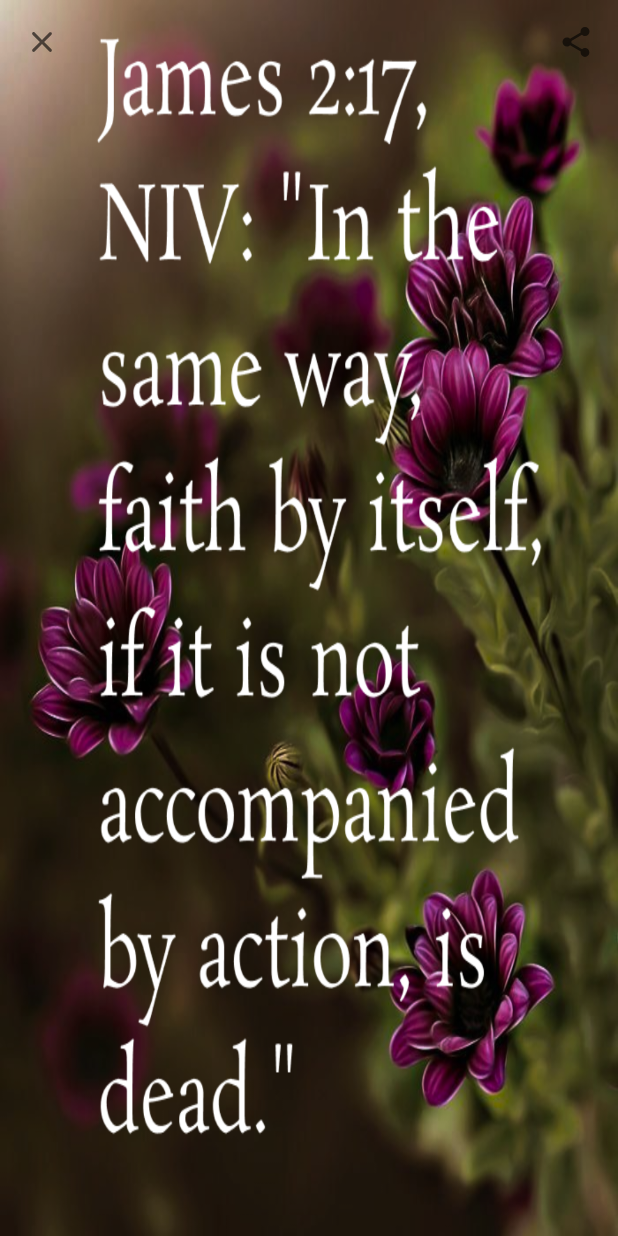
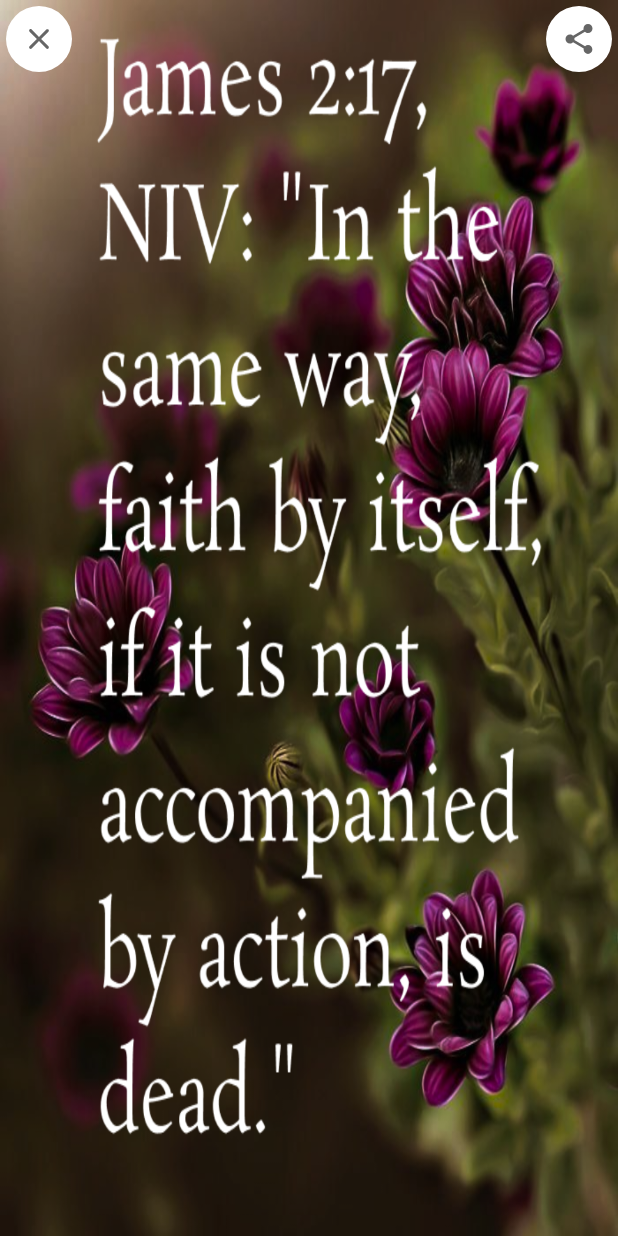
Before and after one commit to Pauldenrele/FaithDaily, an Android app: the layout bottom_sheet.xml on its own in the app's theme, with its tools: preview values and no code run, on a phone screen of 412 x 824 dp. Run offline under Robolectric (Android 15) with nearby library versions, the phone set to English and light mode, and no system bars.

```diff
--- a/app/src/main/java/com/bibleapp/faithdaily/ui/HomeFragment.kt
+++ b/app/src/main/java/com/bibleapp/faithdaily/ui/HomeFragment.kt
@@ -57,8 +57,6 @@ class HomeFragment : Fragment(R.layout.fragment_home) {
 
     //handler for run auto scroll thread
     internal val handler = Handler()
-    val displayMetrics = DisplayMetrics()
-
 
     private val myImageList = intArrayOf(
         R.drawable.image1,
@@ -342,78 +340,9 @@ class HomeFragment : Fragment(R.layout.fragment_home) {
         })
 
 
-/*
-        for ( i in 1..3 ){
-            count +=1
-            val day = i + count
-
-            viewModel.getFaithDail(day).observe(viewLifecycleOwner, Observer {
-
-                when (it) {
-                    is DataState.Success -> {
-                        setupRecyclerView(listOf(it.data))
-                        hideProgressBar()
-                      //  hideRetryButton()
-                    }
-                    is DataState.Loading -> {
-                        showProgressBar()
-                        //hideRetryButton()
-                    }
-                    is DataState.Error -> {
-                        hideProgressBar()
-                        //  showRetryButton(i)
-
-                    }
-                }
-            })
-
-        }
-*/
-
-
-        /*viewModel.getSavedNews().observe(viewLifecycleOwner, Observer { articles ->
-            setupRecyclerView(articles)
-            if (postAdapter!!.itemCount == 0) {
-                txtEmpty.visibility = View.VISIBLE
-                txtEmpty.setOnClickListener {
-                    Navigation.findNavController(view)
-                        .navigate(R.id.action_HomeFragment_to_calenderFragment)
-
-                }
-            }
-
-            postAdapter.setOnItemClickListener {
-                val intent = Intent(context, DetailsActivity::class.java)
-                intent.putExtra("Key", it.daily_message)
-                intent.putExtra("KeyTitle", it.title)
-                intent.putExtra("KeyVerse", it.bible_verse)
-
-                val options = ActivityOptionsCompat.makeSceneTransitionAnimation(
-                    activity as MainActivity,
-                    (tvDescription as View?)!!, "profile"
-                )
-                startActivity(intent, options.toBundle())
-
-            }
-        })*/
-
-        //   getBibleDetails()
-
         imageModelArrayList = eatFruits()
         initLayoutManager()
-        // adapter = imageModelArrayList?.let { ImageAdapter(activity, it) }
-
-        /*recycler.setAdapter(adapter)
-        recycler.setLayoutManager(
-            LinearLayoutManager(
-                activity,
-                LinearLayoutManager.HORIZONTAL,
-                false
-            )
-        )*/
-
         setupDate()
-
     }
 
 
@@ -423,19 +352,6 @@ class HomeFragment : Fragment(R.layout.fragment_home) {
 
     }
 
-    private fun hideRetryButton() {
-        retryButton.visibility = View.INVISIBLE
-    }
-
-    private fun showRetryButton() {
-
-        //  retryButton.visibility = View.VISIBLE
-        /*   retryButton.setOnClickListener {
-               getBibleDetails()
-               isLoading = true
-
-           }*/
-    }
 
     private fun showProgressBar() {
         paginationProgressBar.visibility = View.VISIBLE
@@ -445,28 +361,7 @@ class HomeFragment : Fragment(R.layout.fragment_home) {
 
 
     var isLoading = false
-    var isLastPage = false
-    var isScrolling = false
 
-
-    private fun setupRecyclerView(
-        response: List<FaithDailyResponse>
-    ) {
-        val randlist = generateList()
-        postAdapter = GetDetailsAdapter(response)
-
-        // postAdapter = FaithDailyAdapter(response)
-
-
-        rvDetailsSaved.apply {
-
-            adapter = postAdapter
-            layoutManager = LinearLayoutManager(context)
-            //  addOnScrollListener(this.scrollListener)
-
-        }
-        postAdapter.notifyDataSetChanged()
-    }
 
 
     @RequiresApi(Build.VERSION_CODES.O)
@@ -570,9 +465,4 @@ class HomeFragment : Fragment(R.layout.fragment_home) {
         }
         return list
     }
-
-    override fun onResume() {
-        super.onResume()
-        // getBibleDetails()
-    }
 }
--- /dev/null
+++ b/app/src/main/res/drawable/circle.xml
@@ -0,0 +1,9 @@
+<?xml version="1.0" encoding="utf-8"?>
+<shape xmlns:android="http://schemas.android.com/apk/res/android"
+    android:shape="rectangle">
+    <solid android:color="@color/white" />
+    <size
+        android:width="30dp"
+        android:height="30dp" />
+    <corners android:radius="24dp" />
+</shape>
--- a/app/src/main/res/layout/bottom_sheet.xml
+++ b/app/src/main/res/layout/bottom_sheet.xml
@@ -1,17 +1,17 @@
 <?xml version="1.0" encoding="utf-8"?>
 <FrameLayout xmlns:android="http://schemas.android.com/apk/res/android"
     xmlns:app="http://schemas.android.com/apk/res-auto"
+    xmlns:tools="http://schemas.android.com/tools"
     android:layout_width="match_parent"
-    android:layout_height="match_parent"
-    xmlns:tools="http://schemas.android.com/tools">
+    android:layout_height="match_parent">
 
 
     <ImageView
-        tools:src="@drawable/faith_acts"
         android:id="@+id/image"
         android:layout_width="match_parent"
         android:layout_height="match_parent"
-        android:scaleType="fitXY" />
+        android:scaleType="fitXY"
+        tools:src="@drawable/faith_acts" />
 
     <androidx.constraintlayout.widget.ConstraintLayout
         android:layout_width="match_parent"
@@ -22,8 +22,9 @@
             android:id="@+id/close"
             android:layout_width="wrap_content"
             android:layout_height="wrap_content"
-            android:padding="16dp"
-            android:scaleType="fitXY"
+            android:layout_margin="4dp"
+            android:background="@drawable/circle"
+            android:padding="10dp"
             app:layout_constraintEnd_toStartOf="@+id/share"
             app:layout_constraintHorizontal_bias="0.5"
             app:layout_constraintHorizontal_chainStyle="spread_inside"
@@ -35,8 +36,9 @@
             android:id="@+id/share"
             android:layout_width="wrap_content"
             android:layout_height="wrap_content"
-            android:padding="16dp"
-            android:scaleType="centerCrop"
+            android:layout_margin="4dp"
+            android:background="@drawable/circle"
+            android:padding="10dp"
             app:layout_constraintEnd_toEndOf="parent"
             app:layout_constraintHorizontal_bias="0.5"
             app:layout_constraintStart_toEndOf="@+id/close"
--- /dev/null
+++ b/app/src/main/res/xml/fileprovider.xml
@@ -0,0 +1,4 @@
+<?xml version="1.0" encoding="utf-8"?>
+<paths>
+    <external-path name="all_dirs" path="."/>
+</paths>
```
Also changed, not shown: app/src/main/AndroidManifest.xml (+11 -0 lines), app/src/main/java/com/bibleapp/faithdaily/repository/MainRepo.kt (+6 -19 lines), app/src/main/java/com/bibleapp/faithdaily/ui/bottomsheet/FaithDailyBottomSheet.kt (+65 -8 lines), app/src/main/res/layout/fragment_home.xml (+7 -13 lines).
